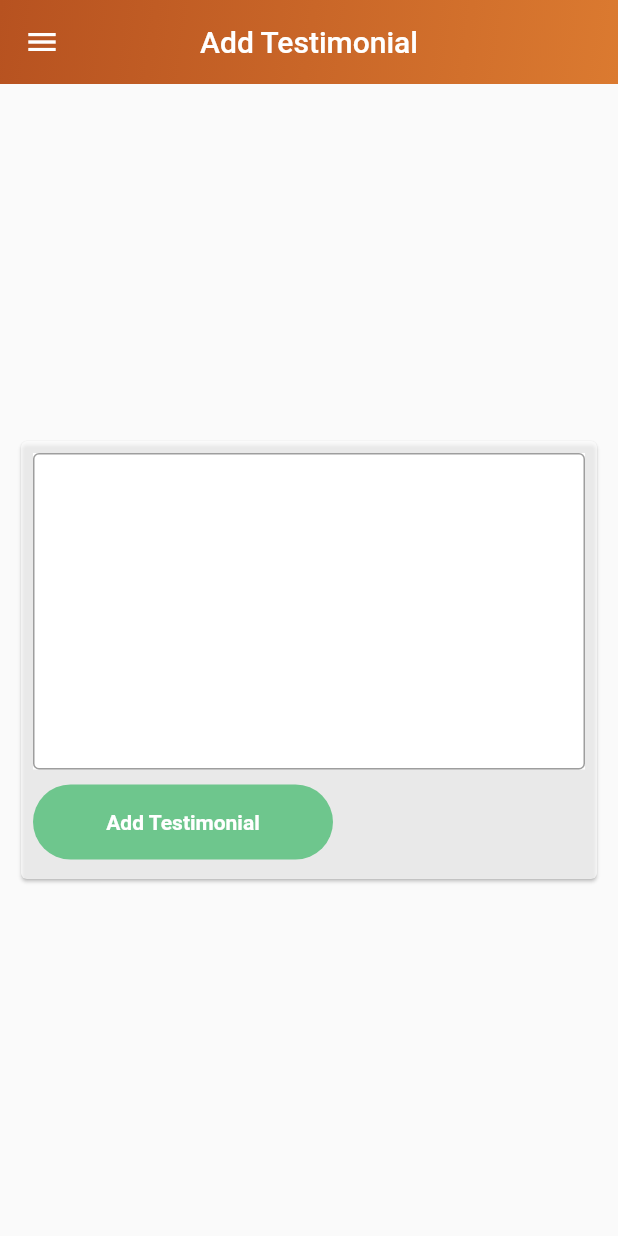
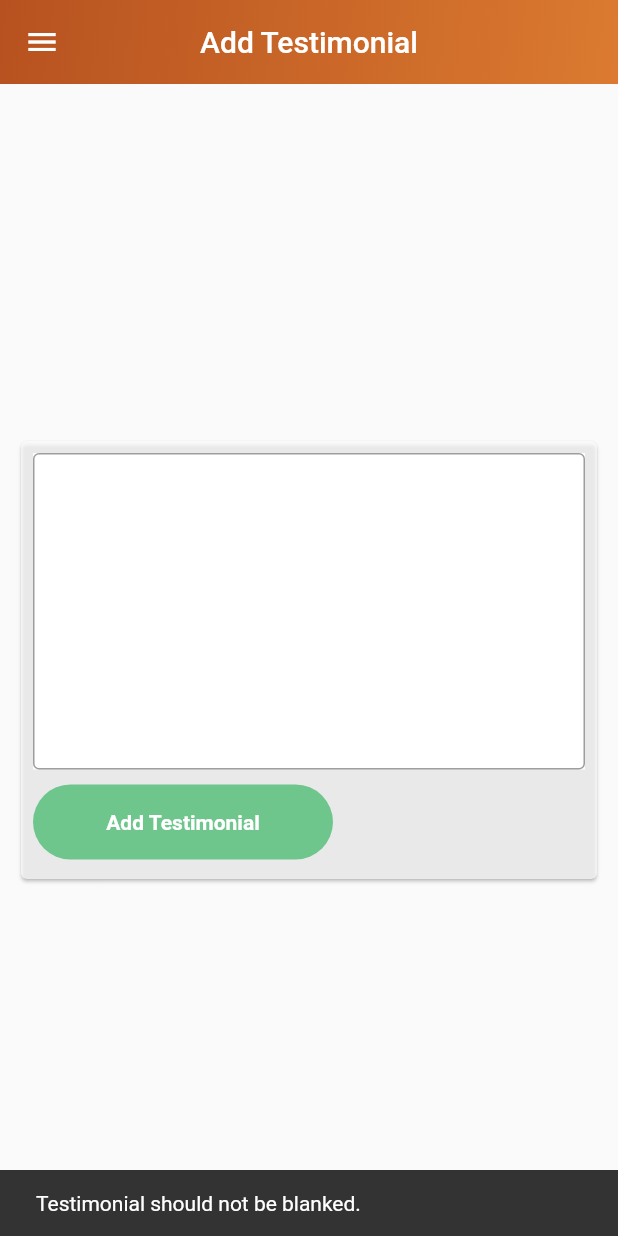
Before and after one commit to LastDev-coder/penny_chats, a Flutter app: the ManageTestimonial screen opened directly, after a tap on "Add Testimonial", on a phone screen of 412 x 824 dp. Run offline on Flutter 3.47's test engine with Material 2 defaults, Android fonts, the phone set to English and light mode, and no system bars; our stand-ins replace badges, dio, dotted_border, flutter_svg, google_fonts, readmore and 1 more; accounts and stored records are empty; network calls fail; Roboto replaces fonts that are missing (Gotham); project files that could hold a hidden picture were left out.

Commit message:
added testimonial

```diff
--- a/lib/views/Screens/ExtraScreens/ManageTestimonial.dart
+++ b/lib/views/Screens/ExtraScreens/ManageTestimonial.dart
@@ -1,4 +1,5 @@
 import 'package:flutter/material.dart';
+import 'package:penny_chats/ApiService/Apiservice.dart';
 import 'package:penny_chats/controllers/colors/colors.dart';
 
 import '../appdrawer.dart';
@@ -11,6 +12,11 @@ class ManageTestimonial extends StatefulWidget {
 }
 
 class _ManageTestimonialState extends State<ManageTestimonial> {
+  TextEditingController textController = TextEditingController();
+   String myTestimonial = "null" ;
+  final _formKey = GlobalKey<FormState>();
+
+
   @override
   Widget build(BuildContext context) {
     return Scaffold(
@@ -32,6 +38,8 @@ class _ManageTestimonialState extends State<ManageTestimonial> {
           title: Text("Add Testimonial"),
         ),
         body: Center(
+          child: Form(
+            key: _formKey,
             child: Container(
               height: 300,
               child: Padding(
@@ -46,6 +54,7 @@ class _ManageTestimonialState extends State<ManageTestimonial> {
                         Container(
                           color: Colors.white,
                           child: TextFormField(
+                            controller: textController,
                             keyboardType: TextInputType.multiline,
                             decoration: InputDecoration(
                                 //  isDense: true,
@@ -59,6 +68,8 @@ class _ManageTestimonialState extends State<ManageTestimonial> {
                                 fontWeight: FontWeight.w400),
                             maxLines: 20,
                             minLines: 9,
+
+
                           ),
                         ),
                         SizedBox(
@@ -71,7 +82,22 @@ class _ManageTestimonialState extends State<ManageTestimonial> {
                               shape: RoundedRectangleBorder(
                                   borderRadius: BorderRadius.circular(50)),
                               color: AppColors.LOGIN_PAGE_LOGINBOX,
-                            onPressed: () {},
+                              onPressed: () async {
+    if (textController.text.toString() == null
+        || textController.text.toString().isEmpty
+        || textController.text.toString()== '') {
+      ScaffoldMessenger.of(context).showSnackBar(SnackBar(
+          content:
+          Text('Testimonial should not be blanked.')));
+    }else{
+      print("not null --------> "+textController.text.toString());
+      var data= await Apiservice().postTestimonial(textController.text.toString());
+      ScaffoldMessenger.of(context).showSnackBar(SnackBar(
+          content:
+          Text(data["response"].toString())));
+      textController.clear();
+    }
+                              },
                               child: Text(
                                 'Add Testimonial',
                                 style: TextStyle(
@@ -86,6 +112,7 @@ class _ManageTestimonialState extends State<ManageTestimonial> {
                 ),
               ),
             ),
+          ),
         ));
   }
 }
```
Also changed, not shown: lib/ApiService/Apiservice.dart (+28 -1 lines). Lines whose indentation alone changed are shown as unchanged.
